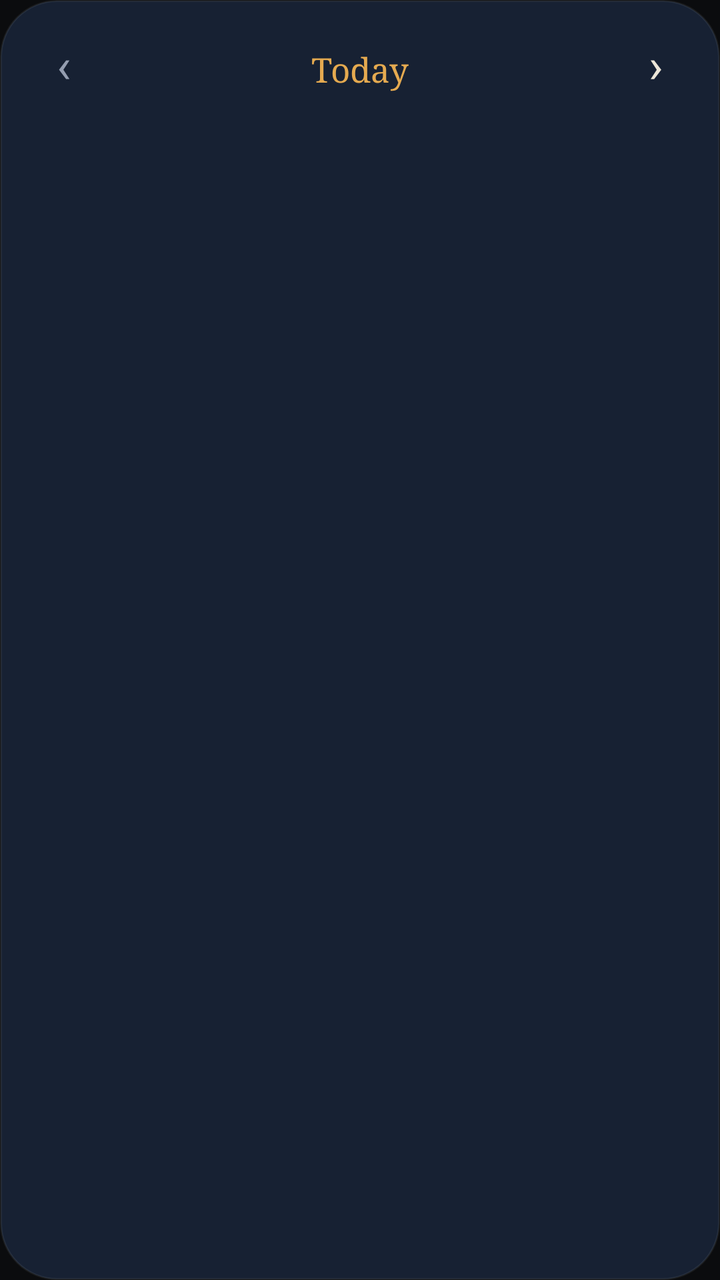
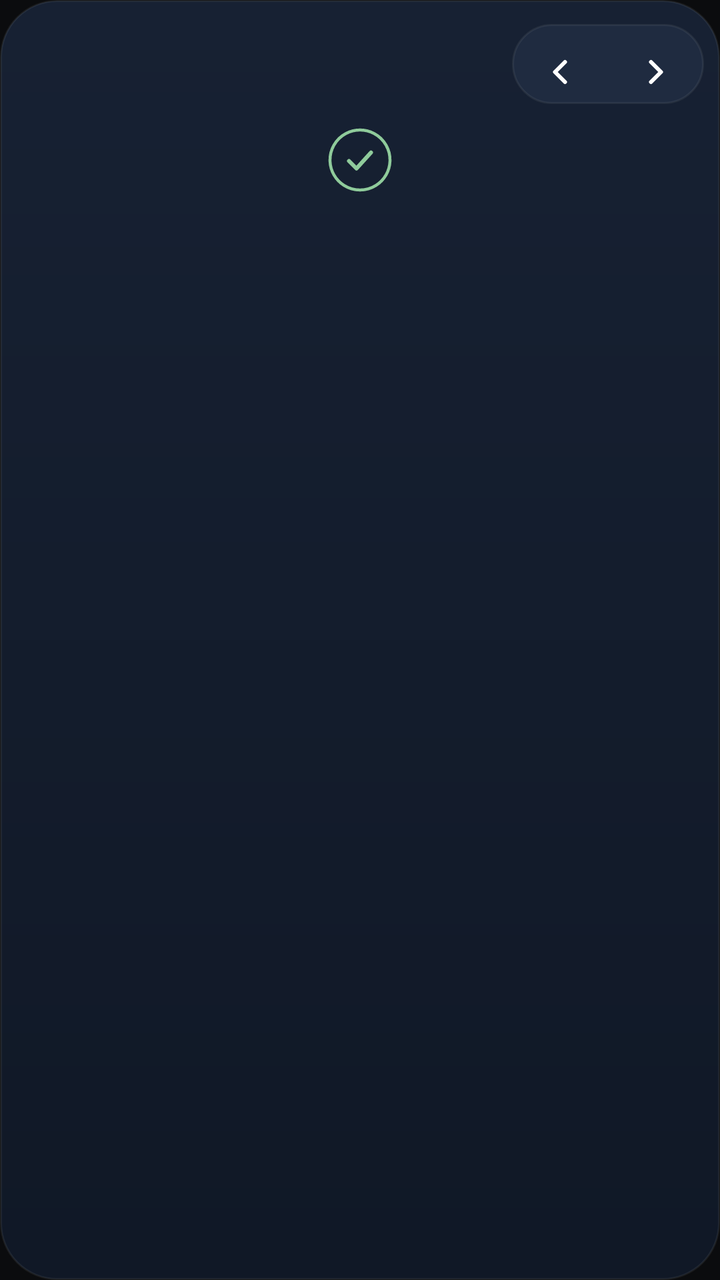

An Android layout rendered at two revisions. The XML below is the earlier revision; the diff shows what the commit changed to produce the second picture.
<!-- AndroidManifest.xml: application theme Theme.HuntCompanion -->
<!-- res/layout/widget_day_dawn.xml -->
<?xml version="1.0" encoding="utf-8"?>
<LinearLayout xmlns:android="http://schemas.android.com/apk/res/android"
    android:id="@+id/widget_root"
    android:layout_width="match_parent"
    android:layout_height="match_parent"
    android:background="@drawable/widget_bg_dawn"
    android:orientation="vertical"
    android:padding="8dp">

    <LinearLayout
        android:layout_width="match_parent"
        android:layout_height="48dp"
        android:orientation="horizontal">

        <TextView
            android:id="@+id/widget_prev"
            android:layout_width="48dp"
            android:layout_height="48dp"
            android:minWidth="48dp"
            android:minHeight="48dp"
            android:background="@drawable/widget_header_dawn"
            android:contentDescription="@string/day_widget_prev"
            android:fontFamily="sans-serif"
            android:gravity="center"
            android:text="@string/day_widget_prev_glyph"
            android:textColor="@color/widget_dawn_dim"
            android:textSize="24sp" />

        <TextView
            android:id="@+id/widget_header"
            android:layout_width="0dp"
            android:layout_height="48dp"
            android:layout_marginStart="8dp"
            android:layout_marginEnd="8dp"
            android:layout_weight="1"
            android:minWidth="48dp"
            android:minHeight="48dp"
            android:background="@drawable/widget_header_dawn"
            android:contentDescription="@string/day_widget_open_hunt"
            android:fontFamily="serif"
            android:gravity="center"
            android:maxLines="1"
            android:text="@string/day_widget_today"
            android:textColor="@color/widget_dawn_accent"
            android:textSize="17sp" />

        <TextView
            android:id="@+id/widget_next"
            android:layout_width="48dp"
            android:layout_height="48dp"
            android:minWidth="48dp"
            android:minHeight="48dp"
            android:background="@drawable/widget_header_dawn"
            android:contentDescription="@string/day_widget_next"
            android:fontFamily="sans-serif"
            android:gravity="center"
            android:text="@string/day_widget_next_glyph"
            android:textColor="@color/widget_dawn_text"
            android:textSize="24sp" />
    </LinearLayout>

    <FrameLayout
        android:layout_width="match_parent"
        android:layout_height="0dp"
        android:layout_marginTop="8dp"
        android:layout_weight="1">

        <ListView
            android:id="@+id/widget_list"
            android:layout_width="match_parent"
            android:layout_height="match_parent"
            android:divider="@android:color/transparent"
            android:dividerHeight="8dp"
            android:listSelector="@android:color/transparent"
            android:scrollbars="none" />

        <TextView
            android:id="@+id/widget_empty"
            android:layout_width="match_parent"
            android:layout_height="match_parent"
            android:fontFamily="sans-serif"
            android:gravity="center"
            android:paddingStart="8dp"
            android:paddingEnd="8dp"
            android:textColor="@color/widget_dawn_muted"
            android:textSize="14sp" />
    </FrameLayout>
</LinearLayout>
<!-- resources referenced by this layout -->
<resources>
  <color name="widget_dawn_accent">#FFE5AA50</color>
  <color name="widget_dawn_dim">#FF949DB0</color>
  <color name="widget_dawn_muted">#FF9AA3B5</color>
  <color name="widget_dawn_text">#FFEDE6D8</color>
  <!-- drawable widget_bg_dawn (drawable) -->
  <?xml version="1.0" encoding="utf-8"?>
  <shape xmlns:android="http://schemas.android.com/apk/res/android" android:shape="rectangle">
      <solid android:color="@color/widget_dawn_ground" />
      <stroke android:width="1dp" android:color="@color/widget_dawn_outline" />
      <corners android:radius="@dimen/widget_radius" />
  </shape>
  <string name="day_widget_next">Next day</string>
  <string name="day_widget_next_glyph" translatable="false">›</string>
  <string name="day_widget_open_hunt">Open Hunt</string>
  <string name="day_widget_prev">Previous day</string>
  <string name="day_widget_prev_glyph" translatable="false">‹</string>
  <string name="day_widget_today">Today</string>
  <style name="Theme.HuntCompanion" parent="android:Theme.DeviceDefault.NoActionBar">
          <item name="android:statusBarColor">#0B0C0E</item>
          <item name="android:navigationBarColor">#0E1015</item>
          <item name="android:windowBackground">#0B0C0E</item>
      </style>
  <color name="widget_dawn_ground">#FF172133</color>
  <color name="widget_dawn_outline">#12EDE6D8</color>
  <dimen name="widget_radius">16dp</dimen>
  <color name="widget_dawn_ripple">#33E5AA50</color>
  <color name="widget_dawn_pressed">#FF26334A</color>
  <dimen name="widget_inner_radius">8dp</dimen>
  <!-- unchanged entries left out for length: 1 -->
</resources>

<!-- the commit's change to res/layout/widget_day_dawn.xml (unified diff, before → after) -->
@@ -10,23 +10,10 @@
     <LinearLayout
         android:layout_width="match_parent"
         android:layout_height="48dp"
+        android:gravity="center_vertical"
         android:orientation="horizontal">
 
-        <TextView
-            android:id="@+id/widget_prev"
-            android:layout_width="48dp"
-            android:layout_height="48dp"
-            android:minWidth="48dp"
-            android:minHeight="48dp"
-            android:background="@drawable/widget_header_dawn"
-            android:contentDescription="@string/day_widget_prev"
-            android:fontFamily="sans-serif"
-            android:gravity="center"
-            android:text="@string/day_widget_prev_glyph"
-            android:textColor="@color/widget_dawn_dim"
-            android:textSize="24sp" />
-
-        <TextView
+        <ImageView
             android:id="@+id/widget_header"
             android:layout_width="0dp"
             android:layout_height="48dp"
@@ -37,26 +24,38 @@
             android:minHeight="48dp"
             android:background="@drawable/widget_header_dawn"
             android:contentDescription="@string/day_widget_open_hunt"
-            android:fontFamily="serif"
-            android:gravity="center"
-            android:maxLines="1"
-            android:text="@string/day_widget_today"
-            android:textColor="@color/widget_dawn_accent"
-            android:textSize="17sp" />
+            android:paddingStart="6dp"
+            android:paddingEnd="6dp"
+            android:scaleType="fitStart" />
 
-        <TextView
-            android:id="@+id/widget_next"
-            android:layout_width="48dp"
+        <LinearLayout
+            android:layout_width="wrap_content"
             android:layout_height="48dp"
-            android:minWidth="48dp"
-            android:minHeight="48dp"
-            android:background="@drawable/widget_header_dawn"
-            android:contentDescription="@string/day_widget_next"
-            android:fontFamily="sans-serif"
-            android:gravity="center"
-            android:text="@string/day_widget_next_glyph"
-            android:textColor="@color/widget_dawn_text"
-            android:textSize="24sp" />
+            android:background="@drawable/widget_nav_dawn"
+            android:orientation="horizontal">
+
+            <ImageView
+                android:id="@+id/widget_prev"
+                android:layout_width="48dp"
+                android:layout_height="48dp"
+                android:minWidth="48dp"
+                android:minHeight="48dp"
+                android:background="@drawable/widget_tick_dawn"
+                android:contentDescription="@string/day_widget_prev"
+                android:scaleType="center"
+                android:src="@drawable/widget_chevron_left" />
+
+            <ImageView
+                android:id="@+id/widget_next"
+                android:layout_width="48dp"
+                android:layout_height="48dp"
+                android:minWidth="48dp"
+                android:minHeight="48dp"
+                android:background="@drawable/widget_tick_dawn"
+                android:contentDescription="@string/day_widget_next"
+                android:scaleType="center"
+                android:src="@drawable/widget_chevron_right" />
+        </LinearLayout>
     </LinearLayout>
 
     <FrameLayout
@@ -78,10 +77,13 @@
             android:id="@+id/widget_empty"
             android:layout_width="match_parent"
             android:layout_height="match_parent"
+            android:drawableTop="@drawable/widget_done_big_dawn"
+            android:drawablePadding="10dp"
             android:fontFamily="sans-serif"
             android:gravity="center"
-            android:paddingStart="8dp"
-            android:paddingEnd="8dp"
+            android:paddingStart="16dp"
+            android:paddingEnd="16dp"
+            android:paddingBottom="8dp"
             android:textColor="@color/widget_dawn_muted"
             android:textSize="14sp" />
     </FrameLayout>
<!-- resource entries referenced after the edit -->
@@ -1,33 +1,102 @@
 <!-- resources referenced by this layout -->
 <resources>
-  <color name="widget_dawn_accent">#FFE5AA50</color>
-  <color name="widget_dawn_dim">#FF949DB0</color>
   <color name="widget_dawn_muted">#FF9AA3B5</color>
-  <color name="widget_dawn_text">#FFEDE6D8</color>
   <!-- drawable widget_bg_dawn (drawable) -->
   <?xml version="1.0" encoding="utf-8"?>
   <shape xmlns:android="http://schemas.android.com/apk/res/android" android:shape="rectangle">
-      <solid android:color="@color/widget_dawn_ground" />
+      <gradient
+          android:angle="270"
+          android:endColor="@color/widget_dawn_deep"
+          android:startColor="@color/widget_dawn_ground"
+          android:type="linear" />
       <stroke android:width="1dp" android:color="@color/widget_dawn_outline" />
       <corners android:radius="@dimen/widget_radius" />
   </shape>
+  <!-- drawable widget_chevron_left (drawable) -->
+  <?xml version="1.0" encoding="utf-8"?>
+  <vector xmlns:android="http://schemas.android.com/apk/res/android"
+      android:width="20dp"
+      android:height="20dp"
+      android:viewportWidth="20"
+      android:viewportHeight="20">
+      <path
+          android:pathData="M12.5,5l-5,5l5,5"
+          android:strokeWidth="2"
+          android:strokeColor="#FFFFFFFF"
+          android:strokeLineCap="round"
+          android:strokeLineJoin="round" />
+  </vector>
+  <!-- drawable widget_chevron_right (drawable) -->
+  <?xml version="1.0" encoding="utf-8"?>
+  <vector xmlns:android="http://schemas.android.com/apk/res/android"
+      android:width="20dp"
+      android:height="20dp"
+      android:viewportWidth="20"
+      android:viewportHeight="20">
+      <path
+          android:pathData="M7.5,5l5,5l-5,5"
+          android:strokeWidth="2"
+          android:strokeColor="#FFFFFFFF"
+          android:strokeLineCap="round"
+          android:strokeLineJoin="round" />
+  </vector>
+  <!-- drawable widget_done_big_dawn (drawable) -->
+  <?xml version="1.0" encoding="utf-8"?>
+  <vector xmlns:android="http://schemas.android.com/apk/res/android"
+      android:width="32dp"
+      android:height="32dp"
+      android:viewportWidth="32"
+      android:viewportHeight="32">
+      <path
+          android:pathData="M16,1a15,15 0,1 0,0.001 0z"
+          android:strokeWidth="1.5"
+          android:strokeColor="@color/widget_dawn_success" />
+      <path
+          android:pathData="M10.5,16.5l3.75,3.75l7.25,-8"
+          android:strokeWidth="2"
+          android:strokeColor="@color/widget_dawn_success"
+          android:strokeLineCap="round"
+          android:strokeLineJoin="round" />
+  </vector>
+  <!-- drawable widget_nav_dawn (drawable) -->
+  <?xml version="1.0" encoding="utf-8"?>
+  <inset xmlns:android="http://schemas.android.com/apk/res/android"
+      android:insetBottom="4dp"
+      android:insetTop="4dp">
+      <shape android:shape="rectangle">
+          <solid android:color="@color/widget_dawn_row" />
+          <stroke android:width="1dp" android:color="@color/widget_dawn_edge" />
+          <corners android:radius="20dp" />
+      </shape>
+  </inset>
+  <!-- drawable widget_tick_dawn (drawable) -->
+  <?xml version="1.0" encoding="utf-8"?>
+  <ripple xmlns:android="http://schemas.android.com/apk/res/android"
+      android:color="@color/widget_dawn_ripple">
+      <item android:id="@android:id/mask">
+          <shape android:shape="oval">
+              <solid android:color="#FFFFFFFF" />
+          </shape>
+      </item>
+  </ripple>
   <string name="day_widget_next">Next day</string>
-  <string name="day_widget_next_glyph" translatable="false">›</string>
   <string name="day_widget_open_hunt">Open Hunt</string>
   <string name="day_widget_prev">Previous day</string>
-  <string name="day_widget_prev_glyph" translatable="false">‹</string>
-  <string name="day_widget_today">Today</string>
   <style name="Theme.HuntCompanion" parent="android:Theme.DeviceDefault.NoActionBar">
           <item name="android:statusBarColor">#0B0C0E</item>
           <item name="android:navigationBarColor">#0E1015</item>
           <item name="android:windowBackground">#0B0C0E</item>
       </style>
+  <color name="widget_dawn_deep">#FF101826</color>
   <color name="widget_dawn_ground">#FF172133</color>
   <color name="widget_dawn_outline">#12EDE6D8</color>
   <dimen name="widget_radius">16dp</dimen>
+  <color name="widget_dawn_success">#FF8FCB9B</color>
   <color name="widget_dawn_ripple">#33E5AA50</color>
   <color name="widget_dawn_pressed">#FF26334A</color>
   <dimen name="widget_inner_radius">8dp</dimen>
+  <color name="widget_dawn_row">#FF1F2B40</color>
+  <color name="widget_dawn_edge">#12EDE6D8</color>
   <!-- unchanged entries left out for length: 1 -->
 </resources>
 
